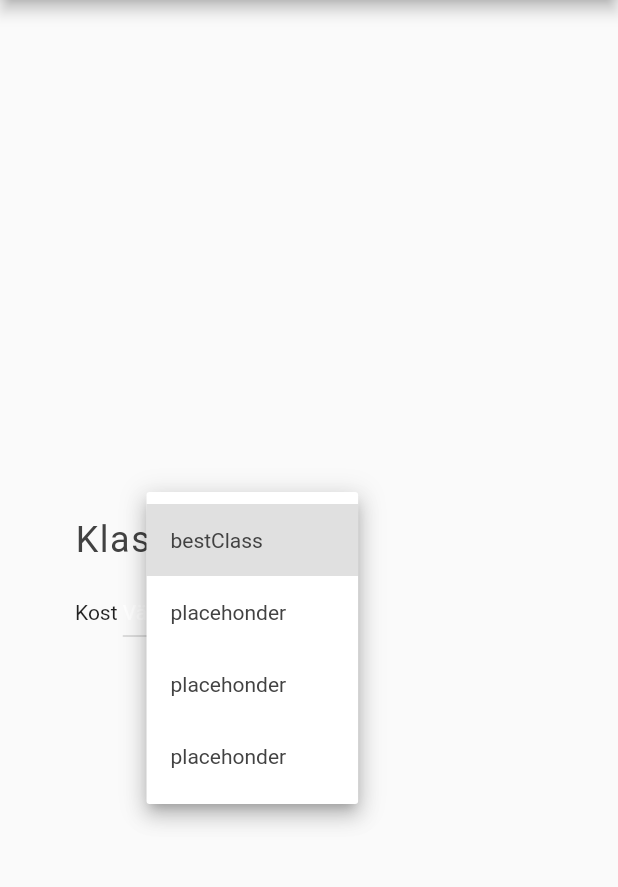
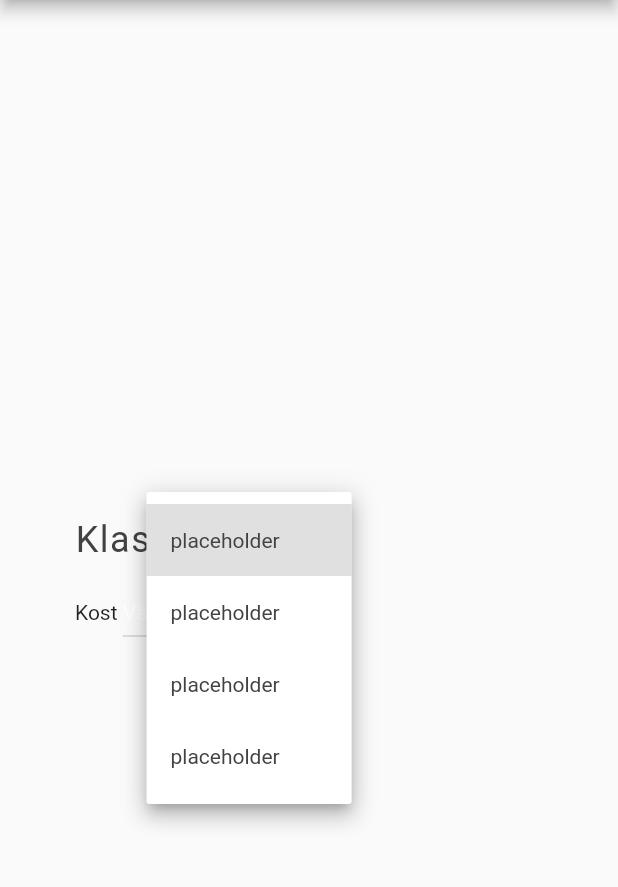
Before and after one commit to AlexMattsson/Matapp, a Flutter app: the Settings screen opened by its route, after a tap on "Välj", on a phone screen of 412 x 824 dp, the part 84-971 px from its top. Run offline on Flutter 3.47's test engine with Material 2 defaults, Android fonts, the phone set to English and light mode, and no system bars; our stand-ins replace shared_preferences; missing offline and left inert: unique_identifier; accounts and stored records are empty; network calls fail.

Commit message:
tweaked settings screen

```diff
--- a/app/lib/Screens/settingsScreen.dart
+++ b/app/lib/Screens/settingsScreen.dart
@@ -12,7 +12,7 @@ class Settings extends StatefulWidget {
 
 class _SettingsState extends State<Settings> {
 
-    static List<String> classes = ["bestClass", "placehonder", "placehonder", "placehonder"];
+    static List<String> classes = ["placeholder", "placeholder", "placeholder", "placeholder"];
 
     @override
     initState() {
--- a/app/lib/Utilities/dataStorage.dart
+++ b/app/lib/Utilities/dataStorage.dart
@@ -1,6 +1,6 @@
 class DataStorage {
-    static List<String> reasonValues = ["Kall mat", "Lång Kö", "Ihåliga Nuggets", "Ogillade Maten", "Annat"];
+    static List<String> reasonValues = ["Kall mat", "Lång Kö", "Starkt kryddat", "Ogillade Maten", "Ihåliga Nuggets", "Annat"];
 
-    static List<String> dietDropdownItems = ["Vegetarian", "Vegan", "No Fish", "Only pizza"];
+    static List<String> dietDropdownItems = ["Vanlig kost","Vegetariskt", "Veganskt", "Specialkost"];
 
 }
```
